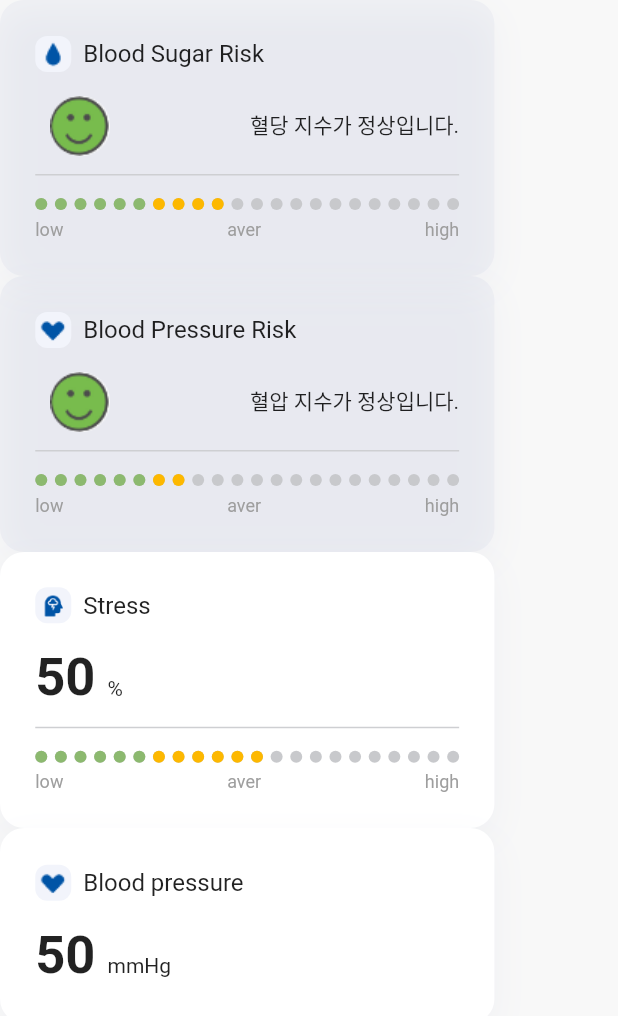
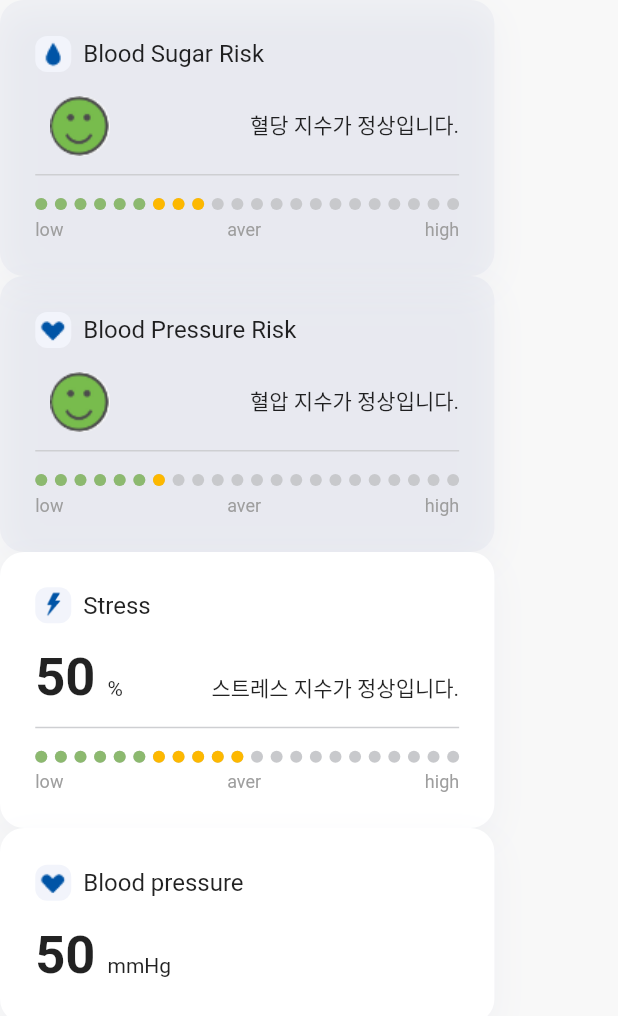
Before and after one commit to hconnectdx/hcm_core, a Flutter app: the screen it shows after launch, on a phone screen of 412 x 824 dp. Shown: the top 1016 px of the screen. Run offline on Flutter 3.47's test engine with Material 2 defaults, Android fonts, the phone set to English and light mode, and no system bars; our stand-ins replace flutter_blue_plus, get, plugin_platform_interface; missing offline and left inert: dart:html; Roboto replaces fonts that are missing (SpoqaHanSansNeo).

Commit message:
- 스트레스 아이콘 변경, 스트레스 0일때도 인디케이더 1개가 존재하는 버그 수정

```diff
--- a/lib/widget/card_blood_sugar_risk.dart
+++ b/lib/widget/card_blood_sugar_risk.dart
@@ -180,7 +180,7 @@ class CardWidget {
           textBaseline: TextBaseline.alphabetic,
           children: [
             Text(
-              parsedValue,
+              (parsedValue == "0" || parsedValue == "0.0") ? "--" : parsedValue,
               style: TextStyle(fontSize: 35.0, fontWeight: FontWeight.bold),
             ),
             SizedBox(width: 8.0),
@@ -190,7 +190,22 @@ class CardWidget {
             ),
           ],
         ),
+
+        if (healthIndex == HealthIndex.Stress && parsedValue != "0") _buildStressMsg(int.parse(parsedValue)) ,
       ],
+    );
+  }
+
+  static Widget _buildStressMsg(int value) {
+    var stressMsg = "";
+    if (value >= 70) {
+      stressMsg = "스트레스 지수가 높습니다.";
+    } else {
+      stressMsg = "스트레스 지수가 정상입니다.";
+    }
+    return Text(
+      stressMsg,
+      style: TextStyle(fontSize: 14.0),
     );
   }
 
@@ -302,11 +317,12 @@ class CardWidget {
   }
 
   static Row buildIndicator(int count) {
+
     return Row(
       mainAxisAlignment: MainAxisAlignment.spaceBetween,
       children: List.generate(
         22,
-        (index) => buildCircle((index <= count)
+        (index) => buildCircle((index <= count - 1)
             ? AppColors.getIndicatorColor(index)
             : Colors.transparent),
       ),
```
Also changed, not shown: assets/img/1.5x/icon_stress.png, assets/img/2.0x/icon_stress.png, assets/img/3.0x/icon_stress.png, assets/img/4.0x/icon_stress.png, assets/img/icon_stress.png.
